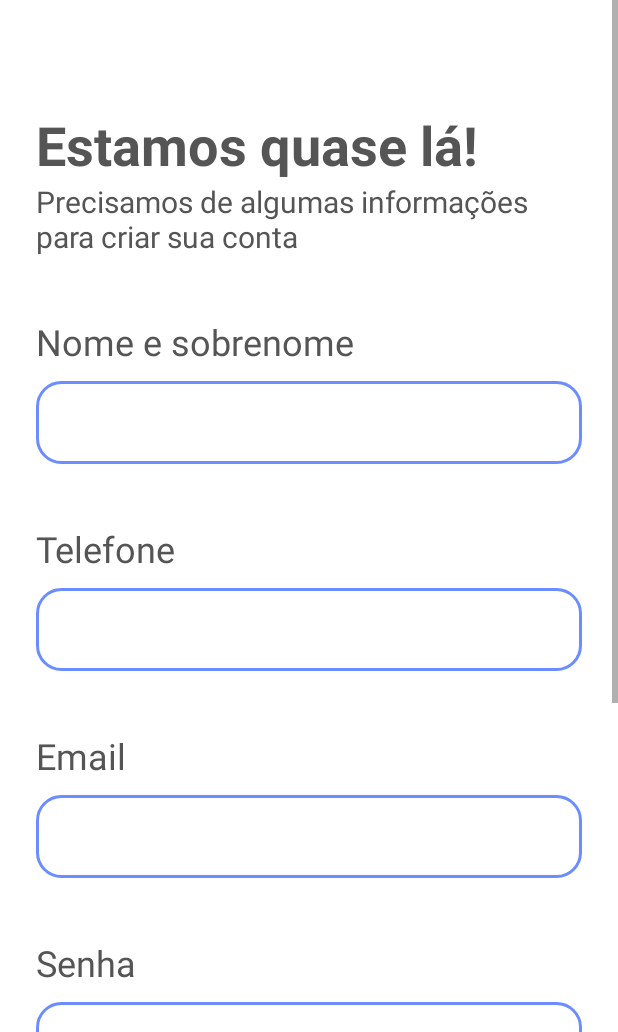
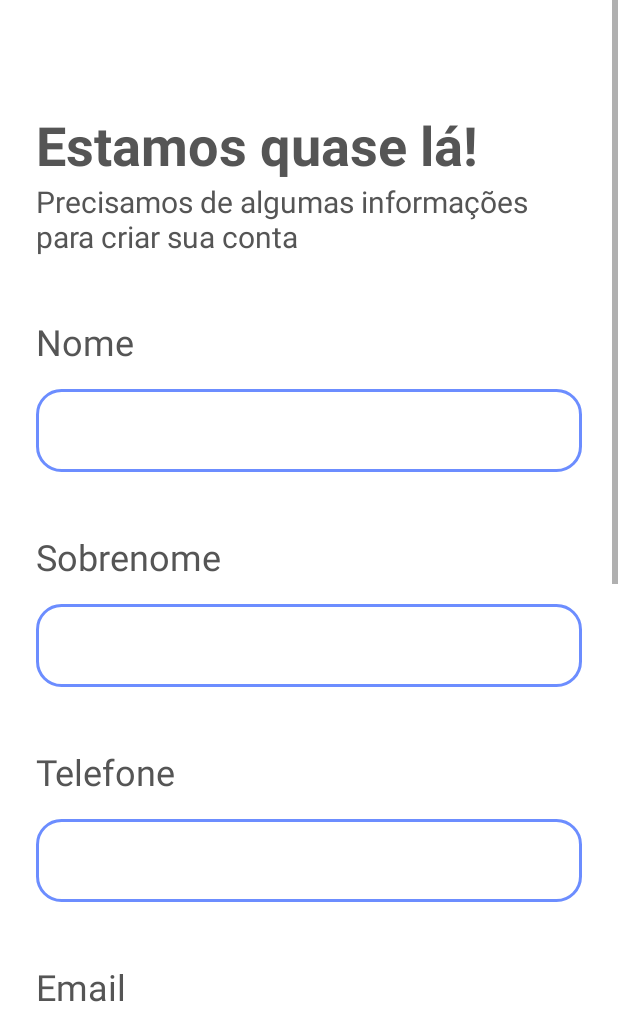
Before and after one commit to DanielJ06/Consul.t, an Android app: the RegisterFragment screen opened through its navigation route, on a phone screen of 412 x 824 dp, the part 204-1236 px from its top. Run offline under Robolectric (Android 15) with nearby library versions, the phone set to English and light mode, and no system bars; our stand-ins replace Dagger/Hilt's generated code, data binding.

Commit message:
Update register fields

```diff
--- a/app/src/main/res/layout/fragment_register.xml
+++ b/app/src/main/res/layout/fragment_register.xml
@@ -65,20 +65,60 @@
                     app:layout_constraintTop_toBottomOf="@+id/we_need_some_info">
 
                     <androidx.appcompat.widget.AppCompatTextView
-                        android:id="@+id/register_first_and_last_name_label"
+                        android:id="@+id/register_name_label"
                         android:layout_width="match_parent"
                         android:layout_height="wrap_content"
                         android:layout_marginTop="40dp"
-                        android:text="Nome e sobrenome"
+                        android:text="Nome"
                         android:textColor="@color/charcoal"
                         android:textSize="24sp" />
 
-                    <androidx.appcompat.widget.AppCompatEditText
-                        android:id="@+id/register_first_and_last_name_editText"
-                        style="@style/CustomInput"
+                    <com.google.android.material.textfield.TextInputLayout
+                        android:id="@+id/register_first_name_inputLayout"
+                        android:layout_width="match_parent"
+                        android:layout_height="wrap_content"
+                        android:layout_marginTop="10dp"
+                        app:boxBackgroundMode="outline"
+                        app:layout_constraintEnd_toEndOf="parent"
+                        app:layout_constraintStart_toStartOf="parent"
+                        app:layout_constraintTop_toBottomOf="@+id/login_email_label">
+
+                        <com.google.android.material.textfield.TextInputEditText
+                            android:id="@+id/register_first_name_editText"
                             android:layout_width="match_parent"
                             android:layout_height="55dp"
-                        android:layout_marginTop="10dp" />
+                            android:background="@drawable/custom_edit_text_bg"
+                            android:maxLines="1"
+                            android:padding="9dp" />
+                    </com.google.android.material.textfield.TextInputLayout>
+
+                    <androidx.appcompat.widget.AppCompatTextView
+                        android:id="@+id/register_last_name_label"
+                        android:layout_width="match_parent"
+                        android:layout_height="wrap_content"
+                        android:layout_marginTop="40dp"
+                        android:text="Sobrenome"
+                        android:textColor="@color/charcoal"
+                        android:textSize="24sp" />
+
+                    <com.google.android.material.textfield.TextInputLayout
+                        android:id="@+id/register_last_name_inputLayout"
+                        android:layout_width="match_parent"
+                        android:layout_height="wrap_content"
+                        android:layout_marginTop="10dp"
+                        app:boxBackgroundMode="outline"
+                        app:layout_constraintEnd_toEndOf="parent"
+                        app:layout_constraintStart_toStartOf="parent"
+                        app:layout_constraintTop_toBottomOf="@+id/login_email_label">
+
+                        <com.google.android.material.textfield.TextInputEditText
+                            android:id="@+id/register_last_name_editText"
+                            android:layout_width="match_parent"
+                            android:layout_height="55dp"
+                            android:background="@drawable/custom_edit_text_bg"
+                            android:maxLines="1"
+                            android:padding="9dp" />
+                    </com.google.android.material.textfield.TextInputLayout>
 
                     <androidx.appcompat.widget.AppCompatTextView
                         android:id="@+id/register_phone_label"
@@ -89,28 +129,54 @@
                         android:textColor="@color/charcoal"
                         android:textSize="24sp" />
 
-                    <androidx.appcompat.widget.AppCompatEditText
+                    <com.google.android.material.textfield.TextInputLayout
+                        android:id="@+id/register_phone_inputLayout"
+                        android:layout_width="match_parent"
+                        android:layout_height="wrap_content"
+                        android:layout_marginTop="10dp"
+                        app:boxBackgroundMode="outline"
+                        app:layout_constraintEnd_toEndOf="parent"
+                        app:layout_constraintStart_toStartOf="parent"
+                        app:layout_constraintTop_toBottomOf="@+id/login_email_label">
+
+                        <com.google.android.material.textfield.TextInputEditText
                             android:id="@+id/register_phone_editText"
-                        style="@style/CustomInput"
                             android:layout_width="match_parent"
                             android:layout_height="55dp"
-                        android:layout_marginTop="10dp" />
+                            android:background="@drawable/custom_edit_text_bg"
+                            android:inputType="number"
+                            android:maxLines="1"
+                            android:padding="9dp" />
+                    </com.google.android.material.textfield.TextInputLayout>
 
                     <androidx.appcompat.widget.AppCompatTextView
                         android:id="@+id/register_email_label"
                         android:layout_width="match_parent"
                         android:layout_height="wrap_content"
                         android:layout_marginTop="40dp"
-                        android:text="@string/email"
+                        android:text="Email"
                         android:textColor="@color/charcoal"
                         android:textSize="24sp" />
 
-                    <androidx.appcompat.widget.AppCompatEditText
+                    <com.google.android.material.textfield.TextInputLayout
+                        android:id="@+id/register_email_inputLayout"
+                        android:layout_width="match_parent"
+                        android:layout_height="wrap_content"
+                        android:layout_marginTop="10dp"
+                        app:boxBackgroundMode="outline"
+                        app:layout_constraintEnd_toEndOf="parent"
+                        app:layout_constraintStart_toStartOf="parent"
+                        app:layout_constraintTop_toBottomOf="@+id/login_email_label">
+
+                        <com.google.android.material.textfield.TextInputEditText
                             android:id="@+id/register_email_editText"
-                        style="@style/CustomInput"
                             android:layout_width="match_parent"
                             android:layout_height="55dp"
-                        android:layout_marginTop="10dp" />
+                            android:background="@drawable/custom_edit_text_bg"
+                            android:inputType="textEmailAddress"
+                            android:maxLines="1"
+                            android:padding="9dp" />
+                    </com.google.android.material.textfield.TextInputLayout>
 
                     <androidx.appcompat.widget.AppCompatTextView
                         android:id="@+id/register_password_label"
@@ -121,28 +187,54 @@
                         android:textColor="@color/charcoal"
                         android:textSize="24sp" />
 
-                    <androidx.appcompat.widget.AppCompatEditText
+                    <com.google.android.material.textfield.TextInputLayout
+                        android:id="@+id/register_password_inputLayout"
+                        android:layout_width="match_parent"
+                        android:layout_height="wrap_content"
+                        android:layout_marginTop="10dp"
+                        app:boxBackgroundMode="outline"
+                        app:layout_constraintEnd_toEndOf="parent"
+                        app:layout_constraintStart_toStartOf="parent"
+                        app:layout_constraintTop_toBottomOf="@+id/login_email_label">
+
+                        <com.google.android.material.textfield.TextInputEditText
                             android:id="@+id/register_password_editText"
-                        style="@style/CustomInput"
                             android:layout_width="match_parent"
                             android:layout_height="55dp"
-                        android:layout_marginTop="10dp" />
+                            android:background="@drawable/custom_edit_text_bg"
+                            android:inputType="textPassword"
+                            android:maxLines="1"
+                            android:padding="9dp" />
+                    </com.google.android.material.textfield.TextInputLayout>
 
                     <androidx.appcompat.widget.AppCompatTextView
-                        android:id="@+id/register_cofirm_label"
+                        android:id="@+id/register_confirm_password_label"
                         android:layout_width="match_parent"
                         android:layout_height="wrap_content"
                         android:layout_marginTop="40dp"
-                        android:text="Confirme sua senha"
+                        android:text="Confirmar senha"
                         android:textColor="@color/charcoal"
                         android:textSize="24sp" />
 
-                    <androidx.appcompat.widget.AppCompatEditText
-                        android:id="@+id/register_confirm_editText"
-                        style="@style/CustomInput"
+                    <com.google.android.material.textfield.TextInputLayout
+                        android:id="@+id/register_confirm_password_inputLayout"
+                        android:layout_width="match_parent"
+                        android:layout_height="wrap_content"
+                        android:layout_marginTop="10dp"
+                        app:boxBackgroundMode="outline"
+                        app:layout_constraintEnd_toEndOf="parent"
+                        app:layout_constraintStart_toStartOf="parent"
+                        app:layout_constraintTop_toBottomOf="@+id/login_email_label">
+
+                        <com.google.android.material.textfield.TextInputEditText
+                            android:id="@+id/register_confirm_password_editText"
                             android:layout_width="match_parent"
                             android:layout_height="55dp"
-                        android:layout_marginTop="10dp" />
+                            android:background="@drawable/custom_edit_text_bg"
+                            android:inputType="textPassword"
+                            android:maxLines="1"
+                            android:padding="9dp" />
+                    </com.google.android.material.textfield.TextInputLayout>
 
                     <androidx.appcompat.widget.AppCompatButton
                         android:id="@+id/register_submit_button"
```
Lines whose indentation alone changed are shown as unchanged.
